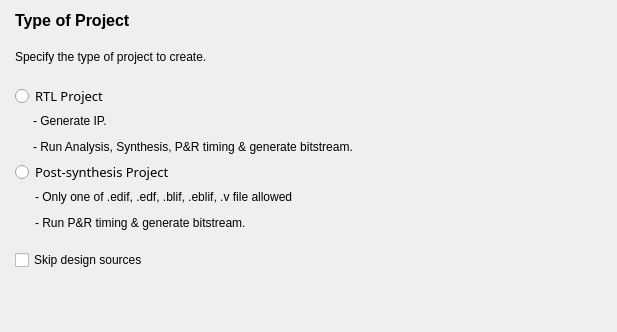
Before: the Qt Designer form src/NewProject/project_type_form.ui in os-fpga/FOEDAG, drawn with Qt 5; both pictures show x 0 to 617 and y 0 to 332 of the 617 by 485 pixel window.
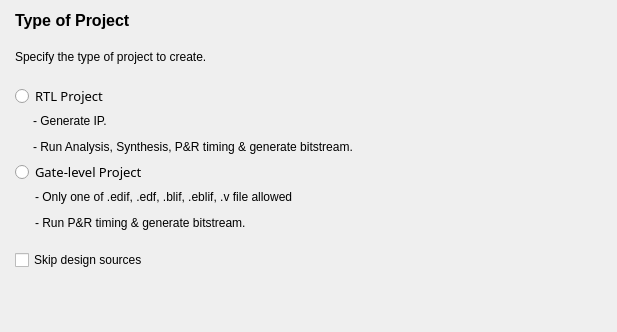
After: the same form once the commit is applied.

Commit message:
Enable Analysis and Synthesis tasks for gate-level flow (#1496)
* Enable Analysis and Synthesis tasks for gate-level flow

* Fixed unit test

* Rename from Post-Synthesis to Gate-level for text and for variables

* Incremented patch version

---------

```diff
--- a/src/NewProject/project_type_form.ui
+++ b/src/NewProject/project_type_form.ui
@@ -114,7 +114,7 @@
         </font>
        </property>
        <property name="text">
-        <string>Post-synthesis Project</string>
+        <string>Gate-level Project</string>
        </property>
       </widget>
      </item>
```
The commit also changes 16 other files.
